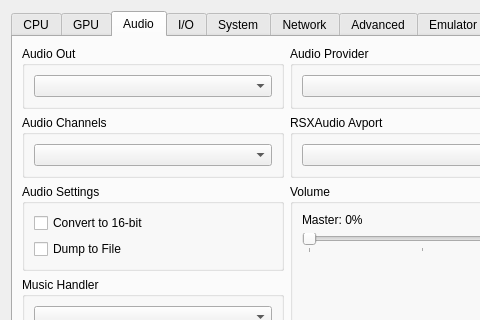
Above: rpcs3/rpcs3qt/settings_dialog.ui from RPCS3/rpcs3 before the change; both pictures show x 0 to 480 and y 0 to 320 of the 856 by 688 pixel window. Below: the same form after it.
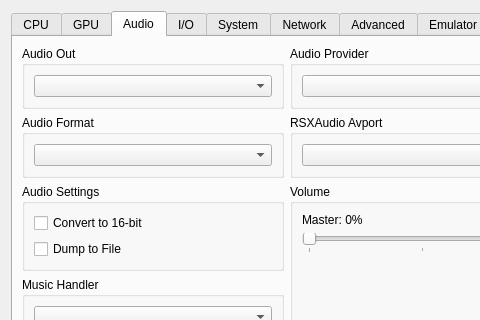
That is the form after the change. Icons and pictures are not drawn.

Commit message: cellAudio: use format instead of downmix

What changed in the file:
```diff
--- a/rpcs3/rpcs3qt/settings_dialog.ui
+++ b/rpcs3/rpcs3qt/settings_dialog.ui
@@ -1033,7 +1033,7 @@
             <item>
              <widget class="QGroupBox" name="gb_audio_downmix">
               <property name="title">
-               <string>Audio Channels</string>
+               <string>Audio Format</string>
               </property>
               <layout class="QVBoxLayout" name="gb_audio_channels_layout">
                <item>
```
Left out of the diff: 6 changed lines with no effect on the pictures. The commit also changes 14 other files.
